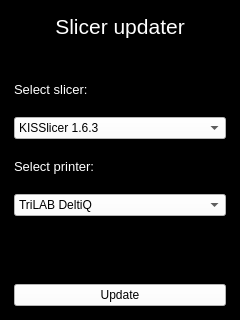
This is ui/updater.ui in mat100/Slicer-updater as Qt 5 draws it before an edit. The edited form follows.
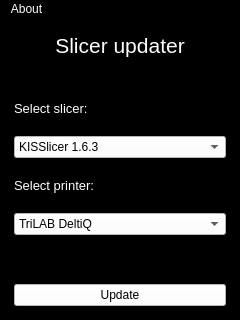
This is the edited form. Icons and pictures are not drawn.

Commit message: Added about info

Patch:
```diff
--- a/ui/updater.ui
+++ b/ui/updater.ui
@@ -143,6 +143,31 @@
     </item>
    </layout>
   </widget>
+  <widget class="QMenuBar" name="menubar">
+   <property name="geometry">
+    <rect>
+     <x>0</x>
+     <y>0</y>
+     <width>240</width>
+     <height>19</height>
+    </rect>
+   </property>
+   <property name="styleSheet">
+    <string notr="true">color: rgb(255, 255, 255);</string>
+   </property>
+   <widget class="QMenu" name="menuAbout">
+    <property name="title">
+     <string>About</string>
+    </property>
+    <addaction name="actionInfo"/>
+   </widget>
+   <addaction name="menuAbout"/>
+  </widget>
+  <action name="actionInfo">
+   <property name="text">
+    <string>Info</string>
+   </property>
+  </action>
  </widget>
  <resources>
   <include location="../resources/resources.qrc"/>
```
The commit also changes 3 other files.
